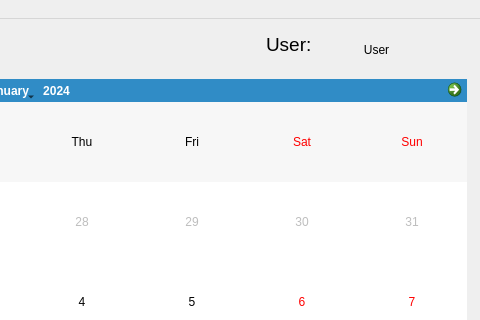
Above: CalendarProject.ui from iniguitoo/Calendar-Project before the change; both pictures show x 424 to 904 and y 0 to 320 of the 904 by 859 pixel window. Below: the same form after it.
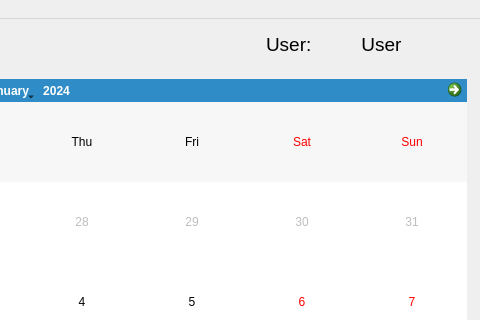
That is the form after the change.

Commit message: Added an Event Creation Window

What changed in the file:
```diff
--- a/CalendarProject.ui
+++ b/CalendarProject.ui
@@ -53,11 +53,16 @@
     <property name="geometry">
      <rect>
       <x>700</x>
-      <y>10</y>
-      <width>201</width>
-      <height>41</height>
+      <y>0</y>
+      <width>211</width>
+      <height>51</height>
      </rect>
     </property>
+    <property name="font">
+     <font>
+      <pointsize>14</pointsize>
+     </font>
+    </property>
     <property name="text">
      <string>User</string>
     </property>
```
The commit also changes 5 other files.
